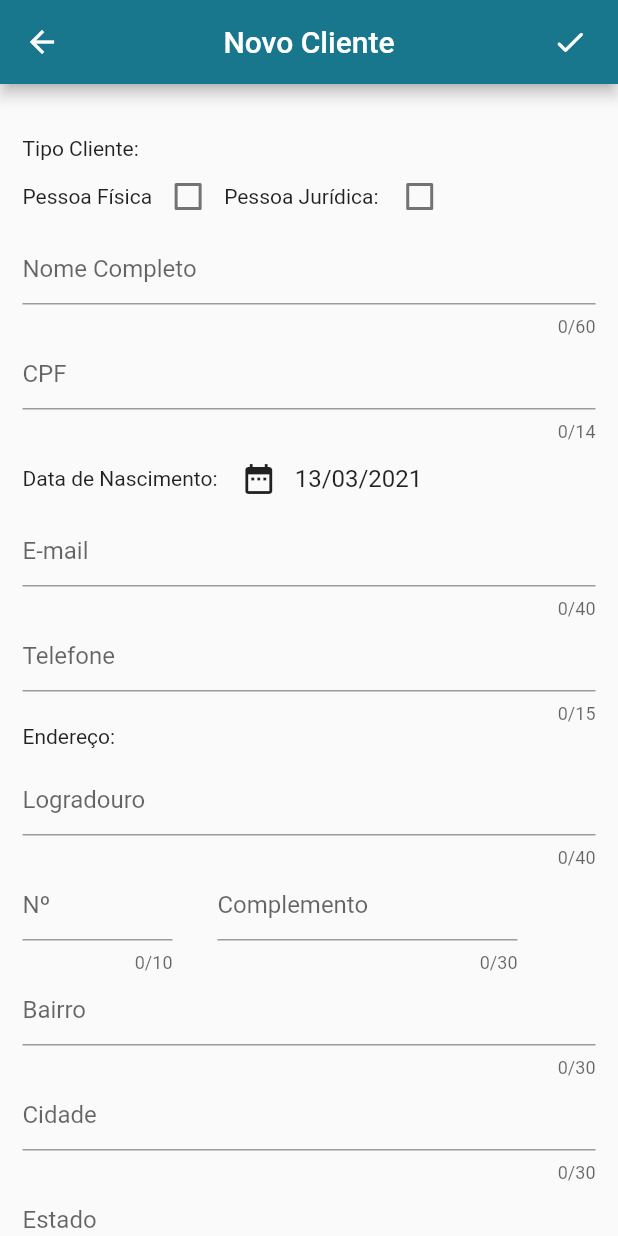
After one commit to DLL-S/ueg-pecacerta-mobile, a Flutter app: the AdicionarClienteTela screen opened directly, on a phone screen of 412 x 824 dp. The commit adds this screen. Run offline on Flutter 3.47's test engine with Material 2 defaults, Android fonts, the phone set to English and light mode, and no system bars; our stand-ins replace ant_icons, brasil_fields, sqflite; missing offline and left inert: cpfcnpj; accounts and stored records are empty; Roboto replaces fonts that are missing (Helvetica).

Commit message:
WIP - Criação da Tela de Adicionar Cliente
Criação da Tela de Adicionar Cliente, correção da URL base em CategoriaController, correção do nome do atributo 'dataNascFund' em Cliente.dart, atualizações conforme novo SDK do flutter.

*WIP* Validação dos campos na inclusão de um cliente

```diff
--- a/lib/controller/categoriaController.dart
+++ b/lib/controller/categoriaController.dart
@@ -5,7 +5,7 @@ import 'package:peca_certa_app/models/Categoria.dart';
 import 'package:http/http.dart' as http;
 
 const String request =
-    "http://pecacerta-api-hml.herokuapp.com/api/v1/categorias";
+    "https://pecacerta-api-hml.herokuapp.com/api/v1/categorias";
 const headers = {'Content-Type': 'application/json'};
 Categoria cat = new Categoria();
 
--- a/lib/models/Cliente.dart
+++ b/lib/models/Cliente.dart
@@ -5,7 +5,7 @@ class Cliente {
   String nome;
   String tipoCliente;
   String cpfCnpj;
-  String dataDeNascimento;
+  String dataNascFund;
   Endereco endereco;
   bool ativo;
   String email;
@@ -16,7 +16,7 @@ class Cliente {
       this.nome,
       this.tipoCliente,
       this.cpfCnpj,
-      this.dataDeNascimento,
+      this.dataNascFund,
       this.endereco,
       this.ativo,
       this.email,
@@ -27,7 +27,7 @@ class Cliente {
     nome = json['nome'];
     tipoCliente = json['tipoCliente'];
     cpfCnpj = json['cpfCnpj'];
-    dataDeNascimento = json['dataDeNascimento'];
+    dataNascFund = json['dataNascFund'];
     endereco = json['endereco'] != null
         ? new Endereco.fromJson(json['endereco'])
         : null;
@@ -42,7 +42,7 @@ class Cliente {
     data['nome'] = this.nome;
     data['tipoCliente'] = this.tipoCliente;
     data['cpfCnpj'] = this.cpfCnpj;
-    data['dataDeNascimento'] = this.dataDeNascimento;
+    data['dataNascFund'] = this.dataNascFund;
     if (this.endereco != null) {
       data['endereco'] = this.endereco.toJson();
     }
--- a/lib/models/Endereco.dart
+++ b/lib/models/Endereco.dart
@@ -17,13 +17,13 @@ class Endereco {
       this.estado});
 
   Endereco.fromJson(Map<String, dynamic> json) {
-    logradouro = json['logradouro'];
-    numero = json['numero'];
-    complemento = json['complemento'];
-    bairro = json['bairro'];
-    cep = json['cep'];
-    cidade = json['cidade'];
-    estado = json['estado'];
+    logradouro = json['logradouro'] == null ? '-' : json['logradouro'];
+    numero = json['numero'] == null ? '-' : json['numero'];
+    complemento = json['complemento'] == null ? '-' : json['complemento'];
+    bairro = json['bairro'] == null ? '-' : json['bairro'];
+    cep = json['cep'] == null ? '-' : json['cep'];
+    cidade = json['cidade'] == null ? '-' : json['cidade'];
+    estado = json['estado'] == null ? '-' : json['estado'];
   }
 
   Map<String, dynamic> toJson() {
--- /dev/null
+++ b/lib/ui/adicionar_cliente_ui.dart
@@ -0,0 +1,299 @@
+import 'package:cpfcnpj/cpfcnpj.dart';
+import 'package:flutter/cupertino.dart';
+import 'package:flutter/material.dart';
+import 'package:flutter/services.dart';
+import 'package:intl/intl.dart';
+import 'package:brasil_fields/brasil_fields.dart';
+import 'package:peca_certa_app/controller/clienteController.dart';
+import 'package:peca_certa_app/models/Cliente.dart';
+import 'package:peca_certa_app/utils/TipoCliente.dart';
+
+class AdicionarClienteTela extends StatefulWidget {
+  @override
+  _AdicionarClienteTelaState createState() => _AdicionarClienteTelaState();
+}
+
+class _AdicionarClienteTelaState extends State<AdicionarClienteTela> {
+  ClienteController clienteController = new ClienteController();
+
+  //Chave de identificação do Form e controllers dos texts fields
+  GlobalKey<FormState> _formKeyCliente = GlobalKey<FormState>();
+  TextEditingController _campoNomeCliente = TextEditingController();
+  TextEditingController _campoCPFCNPJ = TextEditingController();
+  String _data;
+  TextEditingController _dataText =
+      TextEditingController(text: UtilData.obterDataDDMMAAAA(DateTime.now()));
+  TextEditingController _campoEmailCliente = TextEditingController();
+  TextEditingController _campoTelefoneCliente = TextEditingController();
+  TextEditingController _campoLogradouroCliente = TextEditingController();
+  TextEditingController _campoNumeroCliente = TextEditingController();
+  TextEditingController _campoComplementoCliente = TextEditingController();
+  TextEditingController _campoBairroCliente = TextEditingController();
+  TextEditingController _campoCidadeCliente = TextEditingController();
+  TextEditingController _campoEstadoCliente = TextEditingController();
+  TextEditingController _campoCEPCliente = TextEditingController();
+  //Controle checkbox
+  bool _selPF, _selPJ;
+
+  //Mostra Calendario
+
+  @override
+  void initState() {
+    _selPJ = false;
+    _selPF = false;
+    super.initState();
+  }
+
+  @override
+  Widget build(BuildContext context) {
+    return Scaffold(
+      appBar: AppBar(
+        title: Text("Novo Cliente"),
+        centerTitle: true,
+        backgroundColor: Theme.of(context).primaryColor,
+        leading: IconButton(
+          icon: Icon(Icons.arrow_back),
+          onPressed: () {
+            Navigator.pop(context);
+          },
+        ),
+        actions: <Widget>[
+          GestureDetector(
+            child: Container(
+              padding: EdgeInsets.only(right: 20),
+              child: Icon(Icons.check_rounded),
+            ),
+            onTap: () async {
+              if (_formKeyCliente.currentState.validate()) {
+                Cliente cliente = new Cliente();
+                cliente.ativo = true;
+                cliente.nome = _campoNomeCliente.text;
+                _selPF == true
+                    ? cliente.tipoCliente = "PESSOA_FISICA"
+                    : cliente.tipoCliente = "PESSOA_JURIDICA";
+
+                if (_selPF == true && CPF.isValid(_campoCPFCNPJ.text)) {
+                  cliente.cpfCnpj = _campoCPFCNPJ.text.substring(0, 3) +
+                      _campoCPFCNPJ.text.substring(4, 7) +
+                      _campoCPFCNPJ.text.substring(8, 11) +
+                      _campoCPFCNPJ.text.substring(12, 14);
+                } else if (_selPJ == true && CNPJ.isValid(_campoCPFCNPJ.text)) {
+                  cliente.cpfCnpj = _campoCPFCNPJ.text.substring(0, 2) +
+                      _campoCPFCNPJ.text.substring(3, 6) +
+                      _campoCPFCNPJ.text.substring(7, 10) +
+                      _campoCPFCNPJ.text.substring(11, 15) +
+                      _campoCPFCNPJ.text.substring(16, 18);
+                }
+
+                cliente.dataNascFund = _data;
+
+                cliente.email = _campoEmailCliente.text;
+
+                cliente.telefone = UtilBrasilFields.extrairTelefone(
+                    _campoTelefoneCliente.text);
+
+                cliente.endereco.logradouro = _campoLogradouroCliente.text;
+
+                cliente.endereco.numero = _campoNumeroCliente.text;
+
+                cliente.endereco.complemento = _campoComplementoCliente.text;
+
+                cliente.endereco.bairro = _campoBairroCliente.text;
+
+                cliente.endereco.cep = _campoCEPCliente.text;
+
+                cliente.endereco.cidade = _campoCidadeCliente.text;
+
+                cliente.endereco.estado = _campoEstadoCliente.text;
+
+                await clienteController.incluirCliente(cliente);
+
+                _formKeyCliente.currentState.reset();
+              }
+            },
+          ),
+        ],
+      ),
+      body: Form(
+        key: _formKeyCliente,
+        child: SingleChildScrollView(
+            padding: EdgeInsets.all(15),
+            child: Column(
+              crossAxisAlignment: CrossAxisAlignment.start,
+              children: [
+                SizedBox(
+                  height: 20,
+                ),
+                Text("Tipo Cliente:"),
+                Row(
+                  children: <Widget>[
+                    Text("Pessoa Física"),
+                    Checkbox(
+                        value: _selPF,
+                        onChanged: (bool isMarked) {
+                          setState(() {
+                            _selPF = isMarked;
+                            _selPF == true ? _selPJ = false : _selPJ = false;
+                          });
+                        }),
+                    Text(
+                      "Pessoa Jurídica: ",
+                    ),
+                    Checkbox(
+                        value: _selPJ,
+                        onChanged: (bool isMarked) {
+                          setState(() {
+                            _selPJ = isMarked;
+                            _selPJ == true ? _selPF = false : _selPF = false;
+                          });
+                        })
+                  ],
+                ),
+                Row(
+                  children: <Widget>[],
+                ),
+                TextFormField(
+                  controller: _campoNomeCliente,
+                  validator: (value) {
+                    return value.isNotEmpty ? null : "Campo Obrigatório.";
+                  },
+                  decoration: InputDecoration(
+                      hintText: _selPJ ? "Razão Social" : "Nome Completo"),
+                  maxLength: 60,
+                ),
+                TextFormField(
+                  controller: _campoCPFCNPJ,
+                  keyboardType: TextInputType.number,
+                  inputFormatters: [
+                    FilteringTextInputFormatter.digitsOnly,
+                    _selPJ == true ? CnpjInputFormatter() : CpfInputFormatter(),
+                  ],
+                  validator: (value) {
+                    return value.isNotEmpty ? null : "Campo Obrigatório";
+                  },
+                  maxLength: _selPJ == true ? 18 : 14,
+                  decoration: InputDecoration(
+                      hintText: _selPJ == true ? "CNPJ" : "CPF"),
+                ),
+                Row(
+                  children: <Widget>[
+                    Text(_selPJ == true
+                        ? "Data de Fundação: "
+                        : "Data de Nascimento: "),
+                    IconButton(
+                        icon: Icon(Icons.date_range),
+                        onPressed: () async {
+                          final data = await showDatePicker(
+                              context: context,
+                              initialDate: DateTime.now(),
+                              firstDate: DateTime(1900),
+                              lastDate: DateTime.now());
+
+                          if (data != null) {
+                            final _newData =
+                                DateFormat('yyyy/MM/dd').format(data);
+                            _data = _newData;
+                            _dataText.text = UtilData.obterDataDDMMAAAA(data);
+                          }
+                        }),
+                    Container(
+                      width: 150,
+                      child: TextField(
+                        decoration: InputDecoration(border: InputBorder.none),
+                        controller: _dataText,
+                        readOnly: true,
+                      ),
+                    )
+                  ],
+                ),
+                TextFormField(
+                  controller: _campoEmailCliente,
+                  keyboardType: TextInputType.emailAddress,
+                  validator: (value) {
+                    return value.isNotEmpty ? null : "Campo Obrigatório.";
+                  },
+                  decoration: InputDecoration(hintText: "E-mail"),
+                  maxLength: 40,
+                ),
+                TextFormField(
+                  controller: _campoTelefoneCliente,
+                  keyboardType: TextInputType.number,
+                  validator: (value) {
+                    return value.isNotEmpty ? null : "Campo Obrigatório.";
+                  },
+                  decoration: InputDecoration(hintText: "Telefone"),
+                  inputFormatters: [
+                    FilteringTextInputFormatter.digitsOnly,
+                    TelefoneInputFormatter()
+                  ],
+                  maxLength: 15,
+                ),
+                Text("Endereço: "),
+                SizedBox(
+                  height: 10,
+                ),
+                Container(
+                  child: Column(
+                    children: <Widget>[],
+                  ),
+                ),
+                TextFormField(
+                  controller: _campoLogradouroCliente,
+                  decoration: InputDecoration(hintText: "Logradouro"),
+                  maxLength: 40,
+                ),
+                Row(
+                  children: <Widget>[
+                    Container(
+                      width: 100,
+                      child: TextFormField(
+                        controller: _campoNumeroCliente,
+                        keyboardType: TextInputType.number,
+                        decoration: InputDecoration(hintText: "Nº"),
+                        maxLength: 10,
+                      ),
+                    ),
+                    SizedBox(
+                      width: 30,
+                    ),
+                    Container(
+                      width: 200,
+                      child: TextFormField(
+                        controller: _campoComplementoCliente,
+                        decoration: InputDecoration(hintText: "Complemento"),
+                        maxLength: 30,
+                      ),
+                    ),
+                  ],
+                ),
+                TextFormField(
+                  controller: _campoBairroCliente,
+                  decoration: InputDecoration(hintText: "Bairro"),
+                  maxLength: 30,
+                ),
+                TextFormField(
+                  controller: _campoCidadeCliente,
+                  decoration: InputDecoration(hintText: "Cidade"),
+                  maxLength: 30,
+                ),
+                TextFormField(
+                  controller: _campoEstadoCliente,
+                  decoration: InputDecoration(hintText: "Estado"),
+                  maxLength: 30,
+                ),
+                TextFormField(
+                  controller: _campoCEPCliente,
+                  keyboardType: TextInputType.number,
+                  decoration: InputDecoration(hintText: "CEP"),
+                  inputFormatters: [
+                    FilteringTextInputFormatter.digitsOnly,
+                    CepInputFormatter()
+                  ],
+                  maxLength: 10,
+                )
+              ],
+            )),
+      ),
+    );
+  }
+}
--- a/lib/ui/categorias_ui.dart
+++ b/lib/ui/categorias_ui.dart
@@ -14,8 +14,9 @@ class CategoriasTela extends StatefulWidget {
 
 class _CategoriasTelaState extends State<CategoriasTela> {
   CategoriaController categoriaController = new CategoriaController();
-  APIResponse<List<Categoria>> _apiResponse = APIResponse<List<Categoria>>();
-  List<Categoria> _filteredCategorias = List<Categoria>();
+  APIResponse<List<Categoria>> _apiResponse =
+      new APIResponse<List<Categoria>>();
+  List<Categoria> _filteredCategorias = <Categoria>[];
 
   Categoria novaCategoria = Categoria();
   bool _estaCarregando = false;
--- a/lib/ui/funcionarios_ui.dart
+++ b/lib/ui/funcionarios_ui.dart
@@ -24,7 +24,7 @@ class _FuncionarioTelaState extends State<FuncionarioTela> {
   //Controle dos TextField
   TextEditingController _campoBuscaFuncionario = TextEditingController();
 
-  List<Funcionario> _filteredFuncionarios = List<Funcionario>();
+  List<Funcionario> _filteredFuncionarios = <Funcionario>[];
 
   //Refresh Indicator
   bool _estaCarregando = false;
--- a/lib/ui/login_ui.dart
+++ b/lib/ui/login_ui.dart
@@ -69,8 +69,9 @@ class LoginPagina extends StatelessWidget {
                   ),
                 ),
                 child: SizedBox.expand(
-                  child: FlatButton(
-                    color: Theme.of(context).primaryColor,
+                  child: TextButton(
+                    style: TextButton.styleFrom(
+                        backgroundColor: Theme.of(context).primaryColor),
                     child: Row(
                       mainAxisAlignment: MainAxisAlignment.center,
                       children: <Widget>[
--- a/lib/ui/marcas_ui.dart
+++ b/lib/ui/marcas_ui.dart
@@ -15,7 +15,7 @@ class MarcasTela extends StatefulWidget {
 class _MarcasTelaState extends State<MarcasTela> {
   MarcaController marcaController = new MarcaController();
   APIResponse<List<Marca>> _apiResponse = APIResponse<List<Marca>>();
-  List<Marca> _filteredMarcas = List<Marca>();
+  List<Marca> _filteredMarcas = <Marca>[];
 
   Marca novaMarca = Marca();
   bool _estaCarregando = false;
--- /dev/null
+++ b/lib/utils/TipoCliente.dart
@@ -0,0 +1 @@
+enum TipoCliente { PESSOA_FISICA, PESSOA_JURIDICA }
--- a/pubspec.yaml
+++ b/pubspec.yaml
@@ -22,6 +22,7 @@ environment:
 
 dependencies:
   cpfcnpj: ^1.0.3
+  brasil_fields: ^1.0.0
   ant_icons: ^1.0.0
   http: ^0.12.2
   mask_text_input_formatter: ^1.2.1
```
Also changed, not shown: lib/ui/alterarCategoria_ui.dart (+4 -6 lines), lib/ui/alterarMarca_ui.dart (+4 -6 lines), lib/ui/alterarProduto_ui.dart (+6 -6 lines), lib/ui/clientes_ui.dart (+13 -12 lines), lib/ui/inicial_ui.dart (+11 -8 lines), lib/ui/produtos_ui.dart (+3 -6 lines), pubspec.lock.
